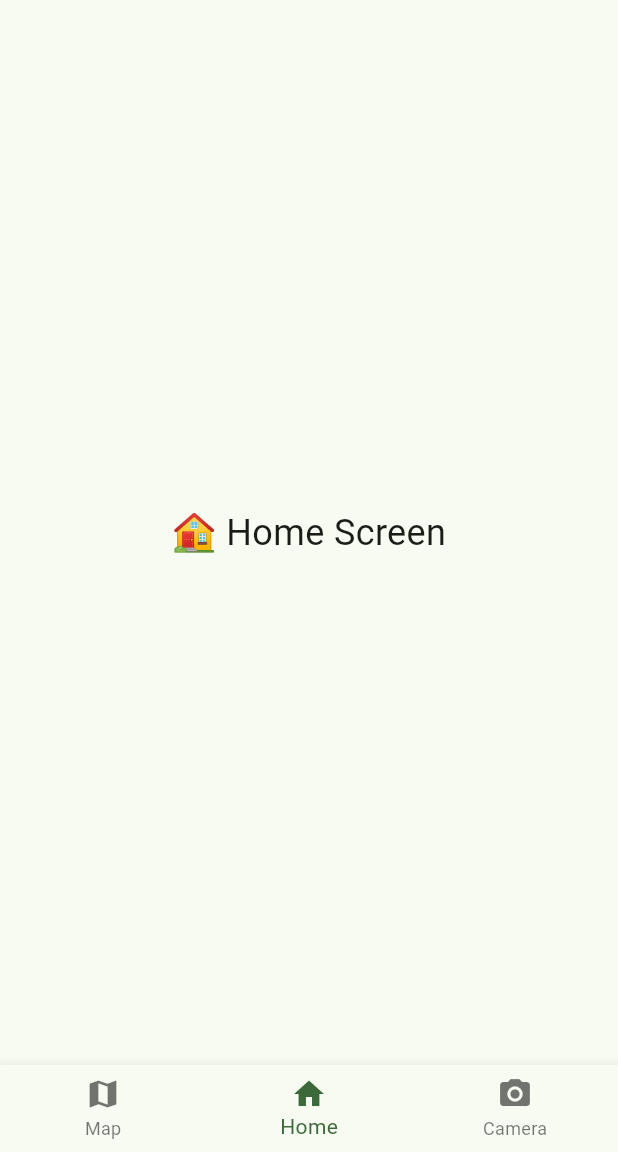
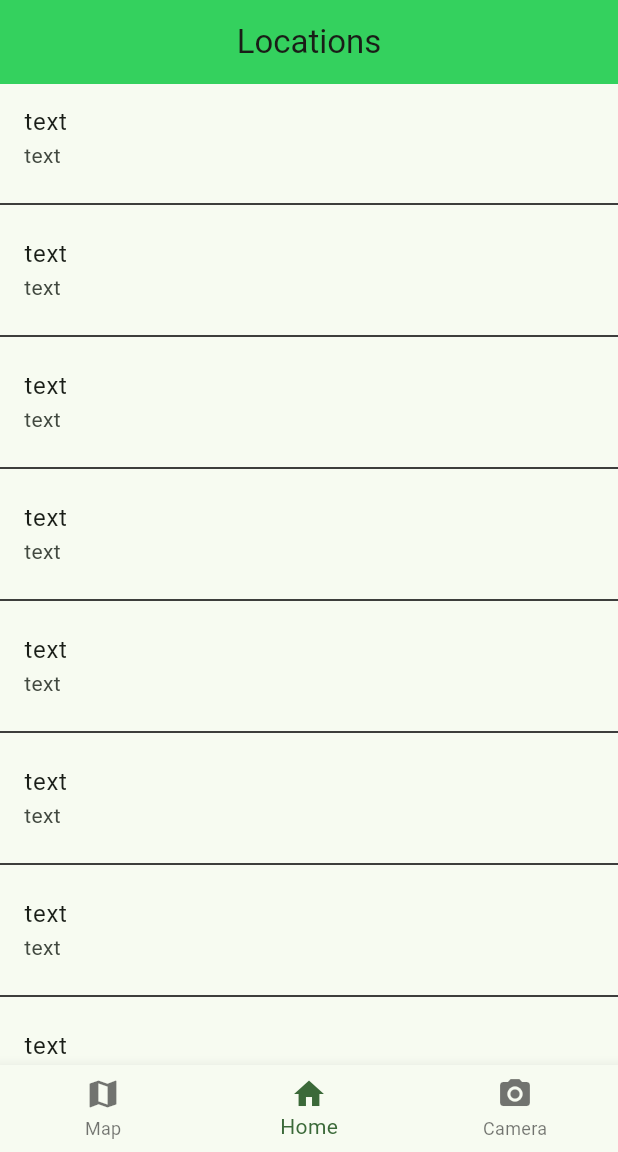
Before and after one commit to JPatts/Campus-Tour-App-2025, a Flutter app: the screen it shows after launch, on a phone screen of 412 x 824 dp, the part 84-1236 px from its top. Run offline on Flutter 3.47's test engine with Material 3 defaults, Android fonts, the phone set to English and light mode, and no system bars; our stand-ins replace geolocator, google_maps_flutter, permission_handler.

Commit message:
Added skeleton list to main menu

```diff
--- /dev/null
+++ b/campus_tour/lib/listview.dart
@@ -0,0 +1,25 @@
+import 'package:flutter/material.dart';
+
+class LocationList extends StatelessWidget {
+  const LocationList({Key? key}) : super(key: key);
+
+  @override
+  Widget build(BuildContext context) {
+    return Scaffold(
+      appBar: AppBar(
+        title: Text("Locations"),
+        backgroundColor: const Color.fromARGB(255, 52, 209, 94),
+        centerTitle: true,
+      ),
+      body: ListView.separated(
+        separatorBuilder: (context, index) => Divider(color: Colors.black),
+        itemCount: 12,
+        itemBuilder: (context, index) {
+          return ListTile(
+            title: Text("text"),
+            subtitle: Text("text")
+          );
+        }),
+    );
+  }
+}
--- a/campus_tour/lib/main.dart
+++ b/campus_tour/lib/main.dart
@@ -2,6 +2,7 @@
 import 'package:flutter/material.dart';
 import 'map.dart'; // left-hand page
 import 'camera.dart'; // right-hand page
+import 'listview.dart';
 
 void main() {
   debugPrint('App starting...');
@@ -46,7 +47,7 @@
   // All three pages.  No extra file for the Home page—it’s defined inline.
   late final List<Widget> _pages = [
     const MapScreen(), // ← left
-    const _InlineHomePage(), //   center (banner shows here)
+    const LocationList(), //   center (banner shows here)
     const CameraScreen(), // → right
   ];
 
@@ -112,17 +113,17 @@
 }
 
 /// Home page widget
-class _InlineHomePage extends StatelessWidget {
-  const _InlineHomePage();
+// class _InlineHomePage extends StatelessWidget {
+//   const _InlineHomePage();
 
-  @override
-  Widget build(BuildContext context) {
-    return const Center(
-      child: Text(
-        '🏠 Home Screen',
-        style: TextStyle(fontSize: 24),
-        textAlign: TextAlign.center,
-      ),
-    );
-  }
-}
+//   @override
+//   Widget build(BuildContext context) {
+//     return const Center(
+//       child: Text(
+//         '🏠 Home Screen',
+//         style: TextStyle(fontSize: 24),
+//         textAlign: TextAlign.center,
+//       ),
+//     );
+//   }
+// }
```
